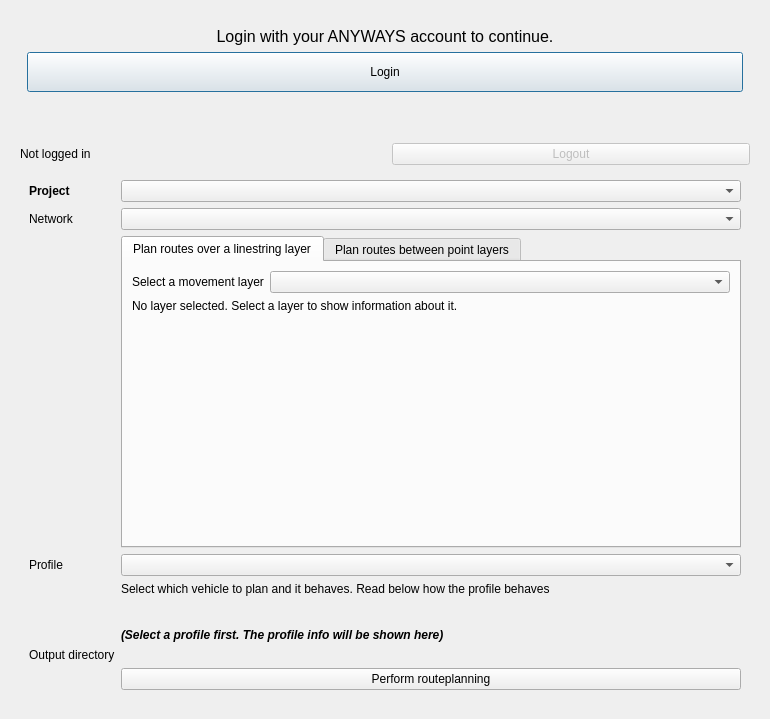
The window that ImPact_toolbox_dialog_base.ui (anyways-open/impact-qgis-plugin) describes before a commit, drawn with Qt 5.
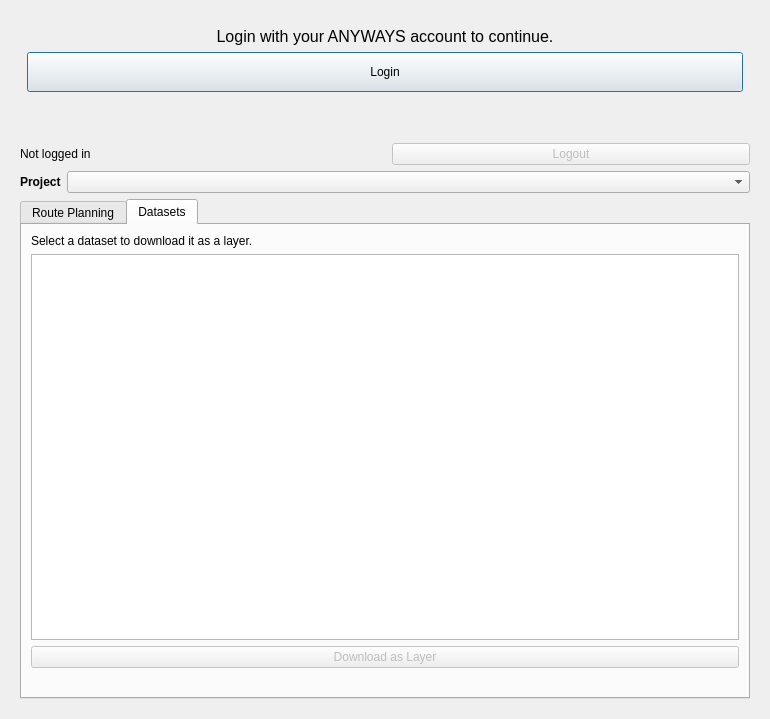
The same window after the commit. The open tabs and pages were chosen to show the change. Custom widgets are drawn as their Qt base class.

Commit message:
Add dataset download and per-trip profile support
- Add Datasets tab to download project datasets as GeoJSON linestring layers
- Each dataset trip becomes a LineString with count and profile attributes
- Fetch dataset locations from API to resolve trip origin/destination coordinates
- Support per-feature routing profiles: when a layer has a profile attribute,
  the profile picker is disabled and per-trip profiles are used for route planning
- Update layer report terminology to use trips and vehicles

The edit to the form file:
```diff
--- a/ImPact_toolbox_dialog_base.ui
+++ b/ImPact_toolbox_dialog_base.ui
@@ -159,8 +159,7 @@
       </item>
       <!-- Routeplanning content -->
       <item>
-       <widget class="QWidget" name="formLayoutWidget_2">
-        <layout class="QFormLayout" name="routeplanning_form">
+       <layout class="QFormLayout" name="project_form">
          <item row="0" column="0">
           <widget class="QLabel" name="label_project_header">
            <property name="text">
@@ -176,14 +175,28 @@
          <item row="0" column="1">
           <widget class="QComboBox" name="project_picker"/>
          </item>
-         <item row="1" column="0">
+       </layout>
+      </item>
+      <!-- Main tabs: Route Planning and Datasets -->
+      <item>
+       <widget class="QTabWidget" name="main_tabs">
+        <property name="currentIndex">
+         <number>0</number>
+        </property>
+        <!-- Route Planning tab -->
+        <widget class="QWidget" name="route_planning_tab">
+         <attribute name="title">
+          <string>Route Planning</string>
+         </attribute>
+         <layout class="QFormLayout" name="routeplanning_form">
+          <item row="0" column="0">
           <widget class="QLabel" name="label_7">
            <property name="text">
             <string>Network</string>
            </property>
           </widget>
          </item>
-         <item row="1" column="1">
+          <item row="0" column="1">
           <widget class="QComboBox" name="network_picker">
            <property name="editable">
             <bool>false</bool>
@@ -193,7 +206,7 @@
            </property>
           </widget>
          </item>
-         <item row="2" column="1">
+          <item row="1" column="1">
           <widget class="QTabWidget" name="toolbox_origin_destination_or_movement">
            <property name="sizePolicy">
             <sizepolicy hsizetype="Expanding" vsizetype="MinimumExpanding">
@@ -218,7 +231,7 @@
              <item row="0" column="0">
               <widget class="QLabel" name="label_17">
                <property name="text">
-                <string>Select a movement layer</string>
+                 <string>Select a linestring layer</string>
                </property>
               </widget>
              </item>
@@ -290,24 +303,24 @@
            </widget>
           </widget>
          </item>
-         <item row="3" column="0">
+          <item row="2" column="0">
           <widget class="QLabel" name="label_9">
            <property name="text">
             <string>Profile</string>
            </property>
           </widget>
          </item>
-         <item row="3" column="1">
+          <item row="2" column="1">
           <widget class="QComboBox" name="profile_picker"/>
          </item>
-         <item row="4" column="1">
+          <item row="3" column="1">
           <widget class="QLabel" name="label_10">
            <property name="text">
             <string>&lt;html&gt;&lt;head/&gt;&lt;body&gt;&lt;p&gt;Select which vehicle to plan and it behaves. Read below how the profile behaves&lt;/p&gt;&lt;p/&gt;&lt;/body&gt;&lt;/html&gt;</string>
            </property>
           </widget>
          </item>
-         <item row="5" column="1">
+          <item row="4" column="1">
           <widget class="QLabel" name="profile_explanation">
            <property name="font">
             <font>
@@ -320,17 +333,17 @@
            </property>
           </widget>
          </item>
-         <item row="6" column="0">
+          <item row="5" column="0">
           <widget class="QLabel" name="label_4">
            <property name="text">
             <string>Output directory</string>
            </property>
           </widget>
          </item>
-         <item row="6" column="1">
+          <item row="5" column="1">
           <widget class="QgsFileWidget" name="project_directory" native="true"/>
          </item>
-         <item row="7" column="1">
+          <item row="6" column="1">
           <widget class="QPushButton" name="perform_routeplanning_button">
            <property name="text">
             <string>Perform routeplanning</string>
@@ -338,6 +351,45 @@
           </widget>
          </item>
         </layout>
+        </widget>
+        <!-- Datasets tab -->
+        <widget class="QWidget" name="datasets_tab">
+         <attribute name="title">
+          <string>Datasets</string>
+         </attribute>
+         <layout class="QVBoxLayout" name="datasets_layout">
+          <item>
+           <widget class="QLabel" name="datasets_info_label">
+            <property name="text">
+             <string>Select a dataset to download it as a layer.</string>
+            </property>
+           </widget>
+          </item>
+          <item>
+           <widget class="QListWidget" name="dataset_list"/>
+          </item>
+          <item>
+           <widget class="QPushButton" name="download_dataset_button">
+            <property name="text">
+             <string>Download as Layer</string>
+            </property>
+            <property name="enabled">
+             <bool>false</bool>
+            </property>
+           </widget>
+          </item>
+          <item>
+           <widget class="QLabel" name="dataset_status_label">
+            <property name="text">
+             <string/>
+            </property>
+            <property name="wordWrap">
+             <bool>true</bool>
+            </property>
+           </widget>
+          </item>
+         </layout>
+        </widget>
        </widget>
       </item>
      </layout>
```
Left out of the diff: 2 changed lines with no effect on the pictures. Lines whose indentation alone changed are shown as unchanged. The commit also changes 9 other files.
